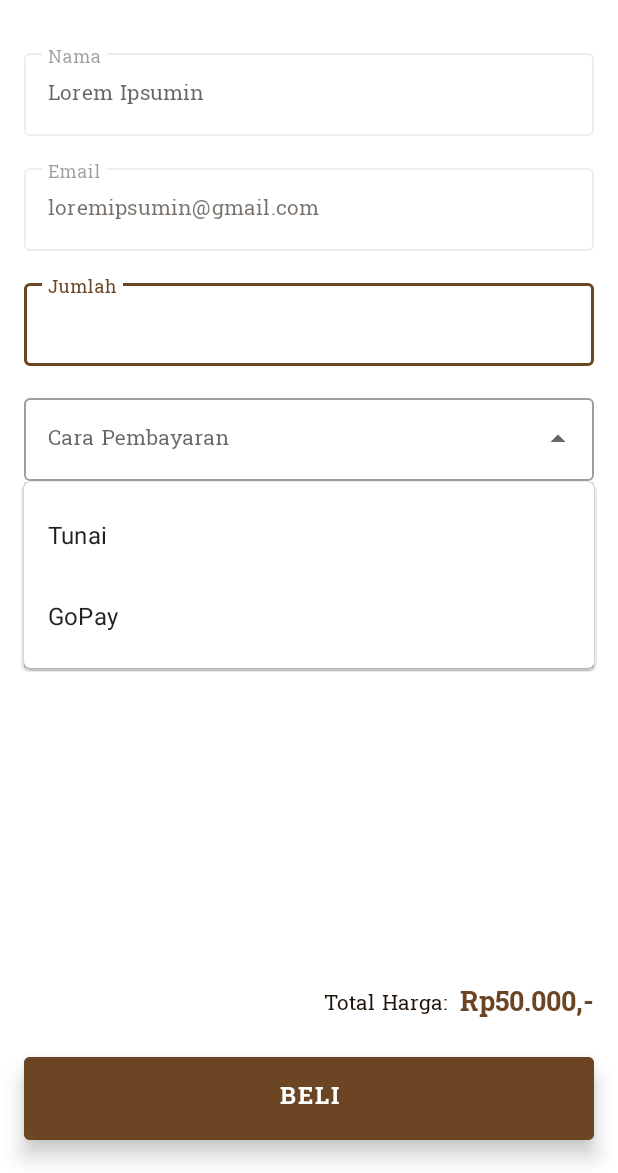
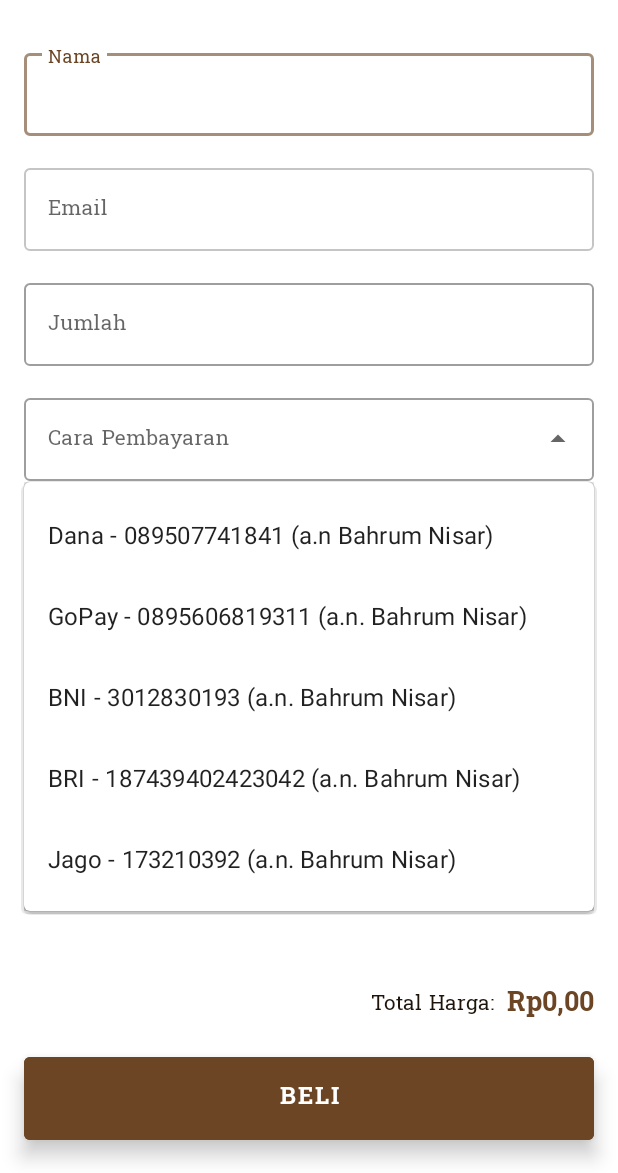
Before and after one commit to Solid-Capstone-C23-PS380/semar-app, an Android app: the TicketFormActivity screen opened directly, with no data from a screen before it, after a tap on an icon or button, on a phone screen of 412 x 824 dp, the part 63-1236 px from its top. Run offline under Robolectric (Android 15) with nearby library versions, the phone set to English and light mode, and no system bars.

Commit message:
FEAT: Implement features. Detail: - Update Function Ticket Form

```diff
--- a/app/src/main/java/com/solidcapstone/semar/data/remote/retrofit/ApiService.kt
+++ b/app/src/main/java/com/solidcapstone/semar/data/remote/retrofit/ApiService.kt
@@ -43,4 +43,6 @@ interface ApiService {
     suspend fun getEvent(
         @Part("field_id") id : RequestBody,
     ): EventResponse
+
+
 }
--- a/app/src/main/java/com/solidcapstone/semar/helper/Helper.kt
+++ b/app/src/main/java/com/solidcapstone/semar/helper/Helper.kt
@@ -8,7 +8,6 @@ import android.graphics.BitmapFactory
 import android.graphics.Matrix
 import android.net.Uri
 import android.os.Environment
-import android.provider.MediaStore
 import java.io.File
 import java.io.FileOutputStream
 import java.io.InputStream
@@ -17,6 +16,7 @@ import java.text.SimpleDateFormat
 import java.util.*
 import com.solidcapstone.semar.R
 import java.io.ByteArrayOutputStream
+import java.text.NumberFormat
 
 private const val FILENAME_FORMAT = "dd-MMM-yyyy"
 
@@ -134,3 +134,10 @@ private fun calculateScaleFactor(originalWidth: Int, originalHeight: Int, target
         else -> originalWidth / targetWidth
     }
 }
+
+// Format mata uang
+fun String.withCurrencyFormat(): String {
+    val amount = this.toDoubleOrNull() ?: 0.0
+    val format = NumberFormat.getCurrencyInstance(Locale("id", "ID"))
+    return format.format(amount)
+}
--- a/app/src/main/java/com/solidcapstone/semar/ui/event/ticket/TicketFormActivity.kt
+++ b/app/src/main/java/com/solidcapstone/semar/ui/event/ticket/TicketFormActivity.kt
@@ -2,14 +2,19 @@ package com.solidcapstone.semar.ui.event.ticket
 
 import android.annotation.SuppressLint
 import android.os.Bundle
+import android.text.Editable
+import android.text.TextWatcher
 import android.view.MenuItem
 import android.widget.ArrayAdapter
+import androidx.activity.viewModels
 import androidx.appcompat.app.AppCompatActivity
 import com.solidcapstone.semar.R
 import com.solidcapstone.semar.databinding.ActivityTicketFormBinding
+import com.solidcapstone.semar.helper.withCurrencyFormat
 
 class TicketFormActivity : AppCompatActivity() {
     private lateinit var binding: ActivityTicketFormBinding
+    private val viewModel: TicketViewModel by viewModels()
 
     @SuppressLint("SetTextI18n")
     override fun onCreate(savedInstanceState: Bundle?) {
@@ -20,12 +25,33 @@ class TicketFormActivity : AppCompatActivity() {
         setSupportActionBar(binding.toolbar)
         supportActionBar?.setDisplayHomeAsUpEnabled(true)
 
-        val paymentMethods = listOf("Tunai", "GoPay")
+        val paymentMethods = listOf(
+            "Dana - 089507741841 (a.n Bahrum Nisar)",
+            "GoPay - 0895606819311 (a.n. Bahrum Nisar)",
+            "BNI - 3012830193 (a.n. Bahrum Nisar)",
+            "BRI - 187439402423042 (a.n. Bahrum Nisar)",
+            "Jago - 173210392 (a.n. Bahrum Nisar)")
+
         val paymentMethodAdapter = ArrayAdapter(this, R.layout.item_dropdown, paymentMethods)
         binding.inputPaymentMethod.setAdapter(paymentMethodAdapter)
 
-        binding.inputName.setText("Lorem Ipsumin")
-        binding.inputEmail.setText("loremipsumin@gmail.com")
+        val price = intent.getIntExtra(EVENT_PRICE,0)
+
+        viewModel.totalPrice.observe(this) { totalPrice ->
+            binding.tvTotalCost.text = totalPrice.toString().withCurrencyFormat()
+        }
+
+
+        binding.inputTicketAmount.addTextChangedListener(object : TextWatcher{
+            override fun beforeTextChanged(s: CharSequence?, start: Int, count: Int, after: Int) {}
+            override fun onTextChanged(s: CharSequence?, start: Int, before: Int, count: Int) {
+                val input = s.toString().toIntOrNull() ?: 0
+                val totalPrice = viewModel.calculateTotalPrice(price, input)
+                viewModel.onTotalPriceChanged(totalPrice)
+                binding.tvTotalCost.text = totalPrice.toString().withCurrencyFormat()
+            }
+            override fun afterTextChanged(s: Editable?) {}
+        })
     }
 
     override fun onOptionsItemSelected(item: MenuItem): Boolean {
@@ -34,4 +60,9 @@ class TicketFormActivity : AppCompatActivity() {
         }
         return super.onOptionsItemSelected(item)
     }
+
+    companion object{
+        const val EVENT_ID = "event_id"
+        const val EVENT_PRICE = "event_price"
+    }
 }
--- /dev/null
+++ b/app/src/main/java/com/solidcapstone/semar/ui/event/ticket/TicketViewModel.kt
@@ -0,0 +1,23 @@
+package com.solidcapstone.semar.ui.event.ticket
+
+import androidx.lifecycle.LiveData
+import androidx.lifecycle.MutableLiveData
+import androidx.lifecycle.ViewModel
+
+class TicketViewModel : ViewModel() {
+    private val _totalPrice = MutableLiveData<Int>()
+    val totalPrice: LiveData<Int>
+        get() = _totalPrice
+
+    init {
+        _totalPrice.value = 0
+    }
+
+    fun onTotalPriceChanged(totalPrice: Int) {
+        _totalPrice.value = totalPrice
+    }
+
+    fun calculateTotalPrice(price: Int, amount: Int): Int {
+        return (price * amount)
+    }
+}
--- a/app/src/main/res/layout/activity_ticket_form.xml
+++ b/app/src/main/res/layout/activity_ticket_form.xml
@@ -32,7 +32,6 @@
                 android:layout_width="match_parent"
                 android:layout_height="wrap_content"
                 android:layout_marginBottom="16dp"
-                android:enabled="false"
                 android:hint="@string/ticket_input_name">
 
                 <com.google.android.material.textfield.TextInputEditText
@@ -41,8 +40,8 @@
                     android:layout_width="match_parent"
                     android:layout_height="wrap_content"
                     android:alpha="0.6"
-                    android:enabled="false"
                     android:textColor="?attr/colorOnSurface"
+                    android:inputType="textPersonName"
                     tools:ignore="TextContrastCheck,VisualLintTextFieldSize" />
             </com.google.android.material.textfield.TextInputLayout>
 
@@ -51,7 +50,6 @@
                 android:layout_width="match_parent"
                 android:layout_height="wrap_content"
                 android:layout_marginBottom="16dp"
-                android:enabled="false"
                 android:hint="@string/ticket_input_email">
 
                 <com.google.android.material.textfield.TextInputEditText
@@ -60,7 +58,6 @@
                     android:layout_width="match_parent"
                     android:layout_height="wrap_content"
                     android:alpha="0.6"
-                    android:enabled="false"
                     android:inputType="textEmailAddress"
                     tools:ignore="TextContrastCheck,VisualLintTextFieldSize" />
             </com.google.android.material.textfield.TextInputLayout>
--- a/app/src/main/res/values/strings.xml
+++ b/app/src/main/res/values/strings.xml
@@ -60,7 +60,7 @@
     <string name="icon_success">Icon Success</string>
     <string name="finish">Selesai</string>
     <string name="ticket_total_price">Total Harga:</string>
-    <string name="placeholder_price">Rp50.000,-</string>
+    <string name="placeholder_price">Rp0,00</string>
     <string name="create_account"> Buat Akun</string>
     <string name="password">Password</string>
     <string name="forgot_password">Lupa Password?</string>
```
Also changed, not shown: app/src/main/java/com/solidcapstone/semar/ui/detail/event/EventDetailActivity.kt (+13 -0 lines).
